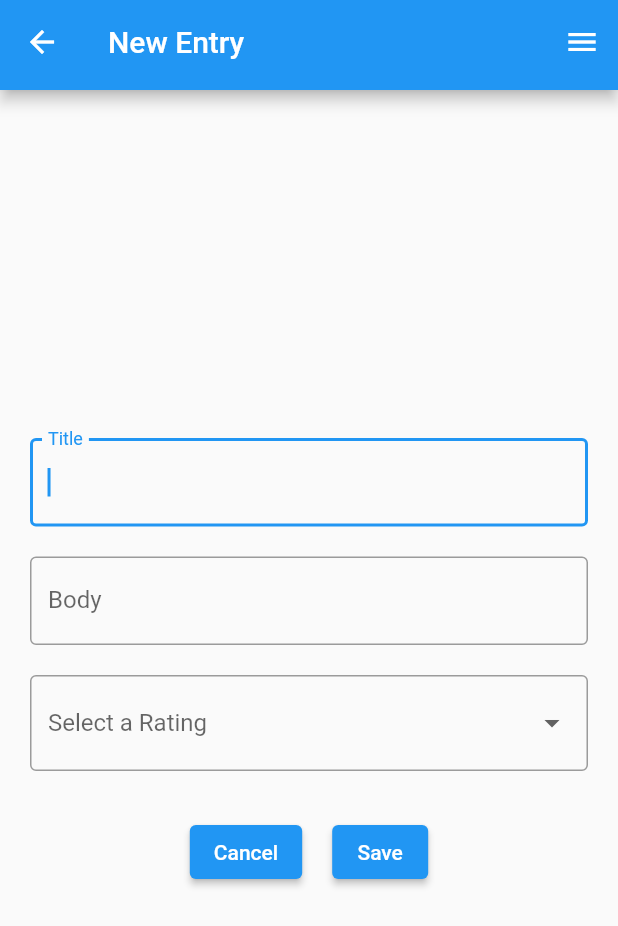
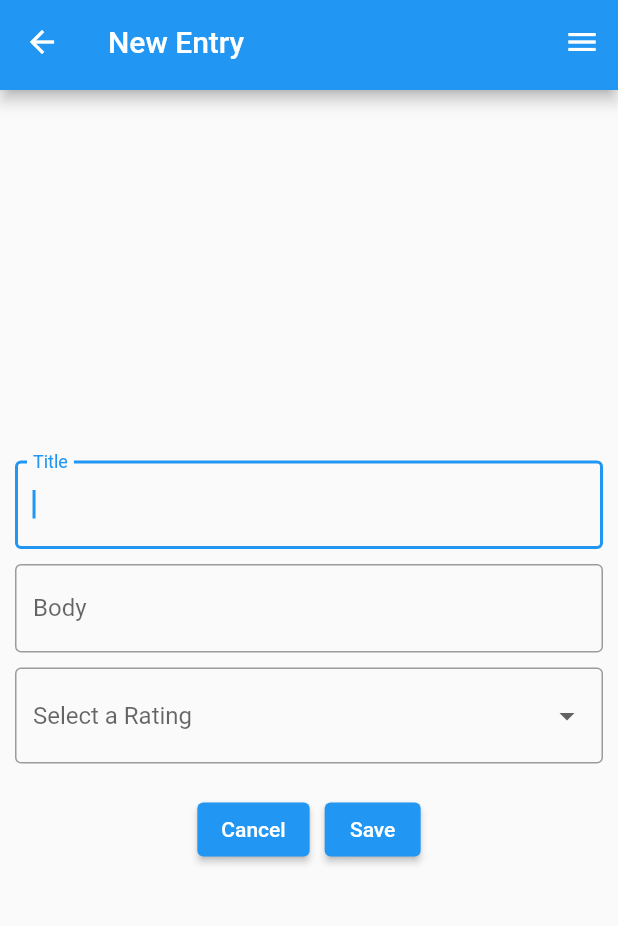
Before and after one commit to RevelsXIX/journal_test, a Flutter app: the screen it shows after launch, after a tap on the "add" icon, on a phone screen of 412 x 824 dp. Shown: the top 926 px of the screen. Run offline on Flutter 3.47's test engine with Material 2 defaults, Android fonts, the phone set to English and light mode, and no system bars; our stand-ins replace shared_preferences, sqflite; accounts and stored records are empty.

Commit message:
Eleventh Commit

```diff
--- a/lib/db/database.dart
+++ b/lib/db/database.dart
@@ -0,0 +1,61 @@
+import 'package:sqflite/sqflite.dart';
+import 'package:journal_test/models/journal_entry_dto.dart';
+import '../models/journal_entry.dart';
+
+
+
+class DatabaseManager {
+
+  static const String DATABASE_FILENAME = 'journal.sqlite3.db';
+  static const String SQL_CREATE_SCHEMA = 'CREATE TABLE IF NOT EXISTS journal_entries(id INTEGER PRIMARY KEY AUTOINCREMENT, title TEXT, body TEXT, rating INTEGER, dateTime TEXT';
+  static const String SQL_INSERT = 'INSERT INTO journal_entries(title, body, rating, dateTime) VALUES(?, ?, ?, ?)';
+  static const SQL_SELECT = 'SELECT * FROM journal_entries';
+
+
+  static late DatabaseManager _instance;
+
+  final Database db;
+
+  DatabaseManager._({required Database database}) : db = database;
+
+  factory DatabaseManager.getInstance() {
+    // assert(_instance != null);
+    return _instance;
+  }
+
+  static Future initialize() async {
+    final db = await openDatabase(DATABASE_FILENAME,
+    version: 1,
+    onCreate: (Database db, int version) async {
+      createTables(db, SQL_CREATE_SCHEMA);
+    }
+    );
+    _instance = DatabaseManager._(database: db);
+  }
+
+  static void createTables(Database db, String sql) async {
+    await db.execute(sql);
+  }
+
+  void saveJournalEntry({JournalEntryDTO? dto}) {
+    db.transaction((txn) async {
+      await txn.rawInsert(SQL_INSERT,
+        [dto!.title, dto.body, dto.rating, dto.dateTime.toString()]
+      );
+    });
+
+  }
+
+  Future<List<JournalEntry>> journalEntries() async {
+    final journalRecords = await db.rawQuery(SQL_SELECT);
+    final journalEntries = journalRecords.map((record) {
+        return JournalEntry(
+          title: record['title'] as String,
+          body: record['body'] as String,
+          rating: record['rating'] as int,
+          dateTime: DateTime.parse(record['dateTime'] as String));
+      }).toList();
+    return journalEntries;
+  }
+
+}
--- a/lib/main.dart
+++ b/lib/main.dart
@@ -2,8 +2,12 @@ import 'package:flutter/material.dart';
 import 'package:shared_preferences/shared_preferences.dart';
 import 'package:flutter/services.dart';
 import 'app.dart';
+import 'package:journal_test/db/database.dart';
 
 void main() async {
+
+  WidgetsFlutterBinding.ensureInitialized();
+
   SystemChrome.setPreferredOrientations([
     DeviceOrientation.landscapeLeft,
     DeviceOrientation.landscapeRight,
@@ -11,11 +15,7 @@ void main() async {
     DeviceOrientation.portraitDown
   ]);
 
-  WidgetsFlutterBinding.ensureInitialized();
-  // final prefs = await SharedPreferences.getInstance();
-
-  // create new theme controller, which will get the currently selected from shared preferences
-  // final themeController = ThemeController(prefs);
+  await DatabaseManager.initialize();
 
   runApp(App(preferences: await SharedPreferences.getInstance()));
 }
--- a/lib/models/journal.dart
+++ b/lib/models/journal.dart
@@ -0,0 +1,12 @@
+import 'journal_entry.dart';
+
+class Journal {
+  final List<JournalEntry> entries;
+
+  Journal({required this.entries});
+
+  bool get isEmpty => entries.isEmpty;
+  int get numberOfEntries => entries.length;
+  List<JournalEntry> get getEntries => entries;
+
+}
--- a/lib/models/journal_entry.dart
+++ b/lib/models/journal_entry.dart
@@ -0,0 +1,15 @@
+
+class JournalEntry {
+  late String title;
+  late String body;
+  late int rating;
+  late DateTime dateTime;
+
+  JournalEntry({
+    required this.title,
+    required this.body,
+    required this.rating,
+    required this.dateTime,
+  });
+
+}
--- /dev/null
+++ b/lib/models/journal_entry_dto.dart
@@ -0,0 +1,19 @@
+
+class JournalEntryDTO {
+  String? title;
+  String? body;
+  DateTime? dateTime;
+  int? rating;
+
+  @override
+  String toString() {
+    return 'title: $title, body: $body, rating: $rating, datetime: $dateTime';
+  }
+
+  Map<String, dynamic> toJson() => <String, dynamic> {
+    'title': title,
+    'body': body,
+    'rating': rating,
+    'dateTime': dateTime
+  };
+}
--- a/lib/screens/welcome.dart
+++ b/lib/screens/welcome.dart
@@ -1,7 +1,8 @@
 import 'package:flutter/material.dart';
 import 'package:journal_test/widgets/custom_appbar.dart';
+import 'package:journal_test/widgets/welcome_widget.dart';
 import 'new_entry.dart';
-import 'journal_entries.dart';
+// import 'journal_entries.dart';
 
 
 class WelcomeScreen extends StatefulWidget {
@@ -63,28 +64,7 @@ class _WelcomeScreenState extends State<WelcomeScreen>{
               ]
           )
       ),
-      body: Center(
-        child: Column(
-          mainAxisAlignment: MainAxisAlignment.center,
-          children: [
-            Row(
-              mainAxisAlignment: MainAxisAlignment.center,
-              children: [
-              Icon(
-                Icons.book,
-                color: Colors.black,
-                size: 80.0
-              )
-            ]),
-            Row(
-              mainAxisAlignment: MainAxisAlignment.center,
-              children: [
-                Text('Journal')
-              ],
-            )
-          ],
-        )
-      ),
+      body: WelcomeWidget(),
       floatingActionButton: FloatingActionButton(
         onPressed: () {createNewEntry();},
         child: Icon(Icons.add)
--- a/lib/widgets/custom_drop_down.dart
+++ b/lib/widgets/custom_drop_down.dart
@@ -3,6 +3,11 @@ import 'package:flutter/material.dart';
 
 // class CustomDropDownButton extends StatefulWidget implements PreferredSizeWidget {
 class CustomDropDownButton extends StatefulWidget {
+
+  final onSaved;
+
+  const CustomDropDownButton({Key? key, required this.onSaved}) : super(key: key);
+
 
 
   @override
@@ -28,7 +33,7 @@ class _CustomDropDownButtonState extends State<CustomDropDownButton> {
           setState(() {
             selectedValue = newValue!;
           });
-        }
+        },
       );
     }
   }
--- a/lib/widgets/journal_entry_form.dart
+++ b/lib/widgets/journal_entry_form.dart
@@ -1,48 +1,46 @@
 import 'package:flutter/material.dart';
+import 'package:journal_test/screens/journal_entries.dart';
 import 'package:journal_test/widgets/custom_drop_down.dart';
-
-
-class JournalEntryFields {
-  String? title;
-  String? body;
-  DateTime? dateTime;
-  int? rating;
-  String toString() {
-    return 'Title: $title, Body: $body, Time: $dateTime, Rating: $rating';
-  }
-}
-
+import 'package:journal_test/db/database.dart';
+import 'package:journal_test/models/journal_entry_dto.dart';
 
 
 class JournalEntryForm extends StatefulWidget {
 
+  const JournalEntryForm({Key? key}) : super(key: key);
+
+
+  // final Journal journal;
+
+  // JournalEntryForm({Key? key, required this.journal}) : super(key: key);
+
   @override
-  State<JournalEntryForm> createState() => _JournalEntryFormState();
+  _JournalEntryFormState createState() => _JournalEntryFormState();
 }
 
 class _JournalEntryFormState extends State<JournalEntryForm> {
   // const JournalEntryForm({Key? key}) : super(key: key);
 
   final formKey = GlobalKey<FormState>();
-  final journalEntryFields = JournalEntryFields();
+  final journalEntryValues = JournalEntryDTO();
 
   @override
   Widget build(BuildContext context) {
     return Padding(
-      padding: const EdgeInsets.all(10),
+      padding: const EdgeInsets.all(5),
       child: Form(
         key: formKey,
       child: Column(
         mainAxisAlignment: MainAxisAlignment.center,
         children: [
-      Padding(padding: const EdgeInsets.all(10),
+      Padding(padding: const EdgeInsets.all(5),
           child: TextFormField(
             autofocus: true,
             decoration: InputDecoration(
               labelText: 'Title', border: OutlineInputBorder()
             ),
             onSaved: (value) {
-              journalEntryFields.title =  value;
+              journalEntryValues.title = value;
             },
             validator: (value) {
               if (value!.isEmpty) {
@@ -53,14 +51,14 @@ class _JournalEntryFormState extends State<JournalEntryForm> {
             },
           )
       ),
-          Padding(padding: const EdgeInsets.all(10),
+          Padding(padding: const EdgeInsets.all(5),
           child: TextFormField(
             autofocus: true,
             decoration: InputDecoration(
                 labelText: 'Body', border: OutlineInputBorder()
             ),
             onSaved: (value) {
-              // store value or something
+              journalEntryValues.body = value;
             },
             validator: (value) {
               if (value!.isEmpty) {
@@ -71,14 +69,18 @@ class _JournalEntryFormState extends State<JournalEntryForm> {
             },
           )
           ),
-        Padding(padding: const EdgeInsets.all(10),
-          child: CustomDropDownButton()
+        Padding(padding: const EdgeInsets.all(5),
+          child: CustomDropDownButton(
+            onSaved: (value) {
+              journalEntryValues.rating = value;
+            },
+          )
         ),
           SizedBox(height: 10),
           Row(
               mainAxisAlignment: MainAxisAlignment.center,
             children: [
-              Padding(padding: const EdgeInsets.all(10),
+              Padding(padding: const EdgeInsets.all(5),
               child: ElevatedButton(
                   onPressed: () {
                   Navigator.of(context).pop();
@@ -86,16 +88,23 @@ class _JournalEntryFormState extends State<JournalEntryForm> {
                   child: Text('Cancel')
               )
               ),
-              Padding(padding: const EdgeInsets.all(10),
+              Padding(padding: const EdgeInsets.all(5),
               child: ElevatedButton(
-                  onPressed: () {
+                  child: Text('Save'),
+                  onPressed: () async {
                 if (formKey.currentState!.validate()){
-                  formKey.currentState?.save();
-                  // Database.of(context).saveJournalEntry(journalEntryFields);
-                  Navigator.of(context).pop();
+                  formKey.currentState!.save();
+                  addDateToJournalEntryValues();
+                  final databaseManager = DatabaseManager.getInstance();
+                  databaseManager.saveJournalEntry(dto: journalEntryValues);
+                  Navigator.pushNamed(
+                      context,
+                      JournalEntries.routeName)
+                  .then((entry) => setState(() {}));
+                    // Navigator.of(context).pop();
                 }
               },
-                  child: Text('Save')
+
               )
               )
             ],
@@ -106,4 +115,10 @@ class _JournalEntryFormState extends State<JournalEntryForm> {
      )
     );
   }
+
+  void addDateToJournalEntryValues() {
+    journalEntryValues.dateTime = DateTime.now();
+  }
+
+
 }
--- /dev/null
+++ b/lib/widgets/welcome_widget.dart
@@ -0,0 +1,37 @@
+import 'package:flutter/material.dart';
+
+class WelcomeWidget extends StatefulWidget {
+  const WelcomeWidget({Key? key}) : super(key: key);
+
+  @override
+  _WelcomeWidgetState createState() => _WelcomeWidgetState();
+}
+
+class _WelcomeWidgetState extends State<WelcomeWidget> {
+
+  @override
+  Widget build(BuildContext context) {
+    return Center(
+        child: Column(
+          mainAxisAlignment: MainAxisAlignment.center,
+          children: [
+            Row(
+                mainAxisAlignment: MainAxisAlignment.center,
+                children: [
+                  Icon(
+                      Icons.book,
+                      color: Colors.black,
+                      size: 80.0
+                  )
+                ]),
+            Row(
+              mainAxisAlignment: MainAxisAlignment.center,
+              children: [
+                Text('Journal')
+              ],
+            )
+          ],
+        )
+    );
+  }
+}
--- a/pubspec.yaml
+++ b/pubspec.yaml
@@ -35,6 +35,7 @@ dependencies:
   # Use with the CupertinoIcons class for iOS style icons.
   cupertino_icons: ^1.0.2
   shared_preferences: ^2.0.0
+  sqflite: ^2.0.0
 
 dev_dependencies:
   flutter_test:
```
Also changed, not shown: analysis_options.yaml (+7 -0 lines), lib/screens/journal_entries.dart (+73 -9 lines), lib/widgets/journal_scaffold.dart (+30 -0 lines), pubspec.lock, 1 other file.
